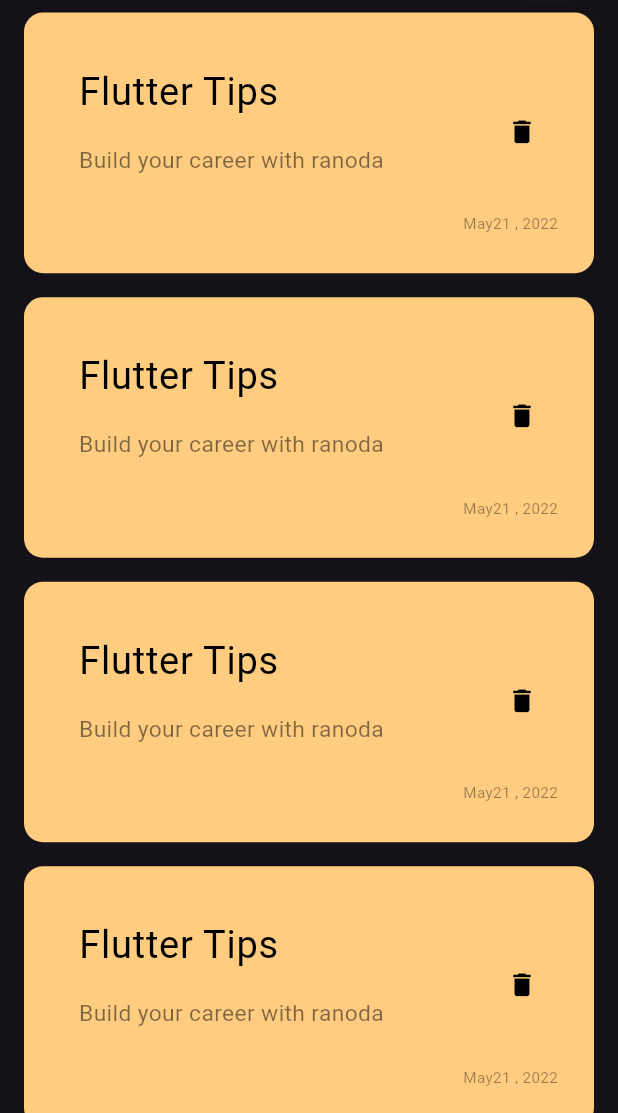
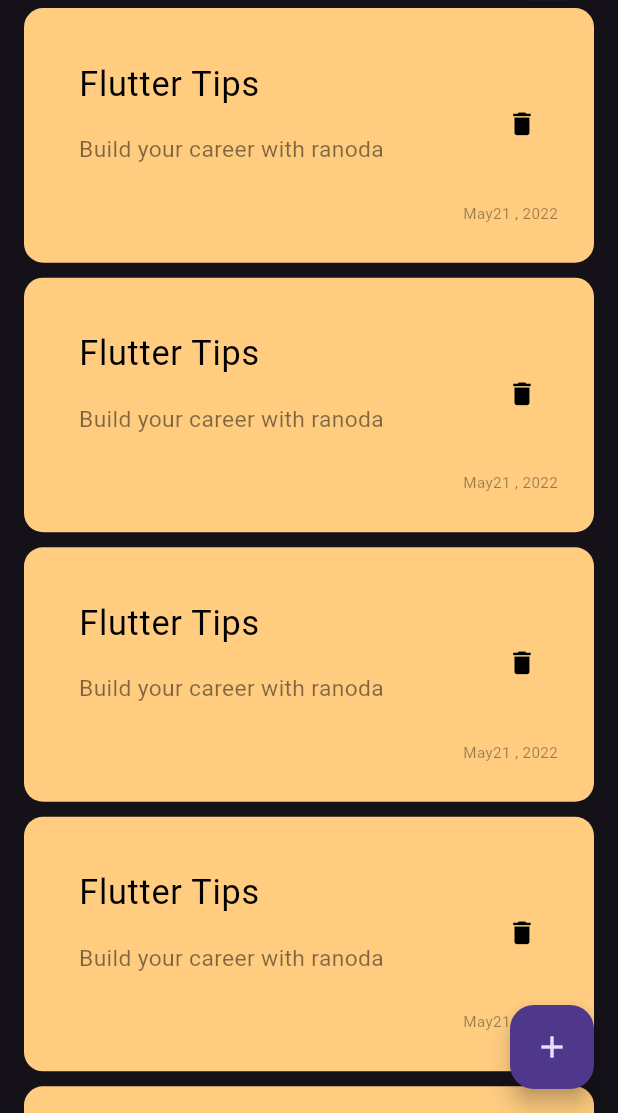
Before and after one commit to randasabra55/notes_app, a Flutter app: the screen it shows after launch, on a phone screen of 412 x 824 dp, the part 123-1236 px from its top. Run offline on Flutter 3.47's test engine with Material 3 defaults, Android fonts, the phone set to English and light mode, and no system bars; our stand-ins replace flutter_screenutil, google_fonts, sqflite; accounts and stored records are empty.

Commit message:
add floating action button

```diff
--- a/lib/views/notes.dart
+++ b/lib/views/notes.dart
@@ -9,6 +9,10 @@ class NotesViews extends StatelessWidget {
   Widget build(BuildContext context) {
     return Scaffold(
      // appBar: AppBar(),
+      floatingActionButton: FloatingActionButton(
+        onPressed: (){},
+        child: Icon(Icons.add)
+      ),
       body: Column(
         children: [
           SizedBox(
@@ -71,7 +75,7 @@ class NoteItem extends StatelessWidget {
     return Padding(
       padding: const EdgeInsetsDirectional.symmetric(
         horizontal: 16,
-        vertical: 8
+        vertical: 5
       ),
       child: Container(
         // height: 200.h,
@@ -102,7 +106,7 @@ class NoteItem extends StatelessWidget {
                   'Flutter Tips',
                   style: TextStyle(
                     color: Colors.black,
-                    fontSize: 20.sp,
+                    fontSize: 18.sp,
                   //  fontWeight: GoogleFonts.poppins
 
                   ),
```
